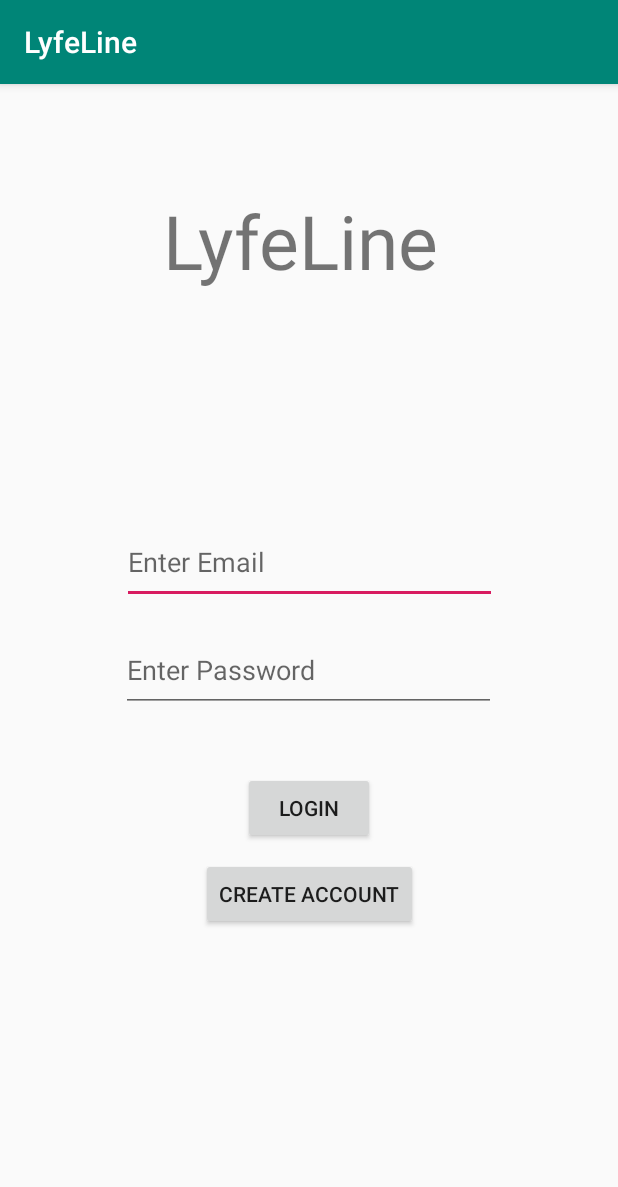
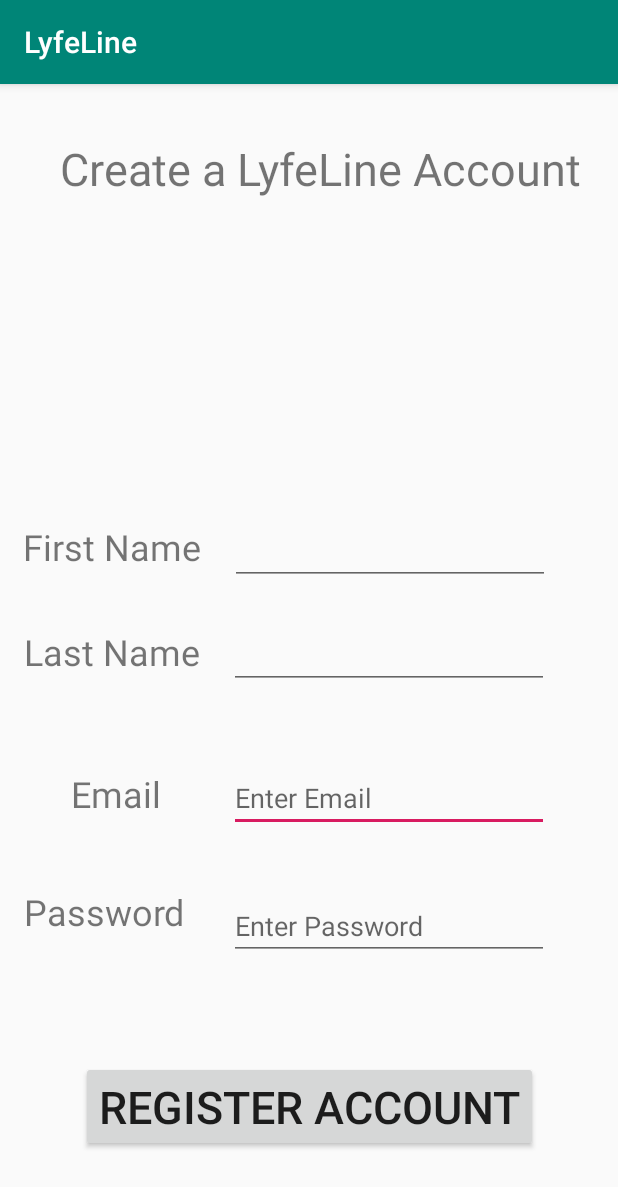
Before and after one commit to ElickC/Lyfeline, an Android app: the screen it shows after launch (MainActivity before the commit, Main2Activity after it), after a tap on "CREATE ACCOUNT", on a phone screen of 412 x 824 dp. Shown: the top 1187 px of the screen. Run offline under Robolectric (Android 15) with nearby library versions, the phone set to English and light mode, and no system bars; our stand-ins replace Firebase (no records; nobody signed in at launch, a user with empty details on screens opened directly).

Commit message:
added second activity for creating account

```diff
--- a/LyfeLine/app/build.gradle
+++ b/LyfeLine/app/build.gradle
@@ -29,4 +29,5 @@ dependencies {
     testImplementation 'junit:junit:4.12'
     androidTestImplementation 'androidx.test:runner:1.1.1'
     androidTestImplementation 'androidx.test.espresso:espresso-core:3.2.0'
+    implementation 'com.google.android.material:material:1.0.0'
 }
--- a/LyfeLine/app/src/main/AndroidManifest.xml
+++ b/LyfeLine/app/src/main/AndroidManifest.xml
@@ -9,6 +9,7 @@
         android:roundIcon="@mipmap/ic_launcher_round"
         android:supportsRtl="true"
         android:theme="@style/AppTheme">
+        <activity android:name=".Main2Activity"></activity>
         <activity android:name=".MainActivity">
             <intent-filter>
                 <action android:name="android.intent.action.MAIN" />
--- /dev/null
+++ b/LyfeLine/app/src/main/java/com/example/lyfeline/Main2Activity.java
@@ -0,0 +1,72 @@
+package com.example.lyfeline;
+
+import androidx.annotation.NonNull;
+import androidx.appcompat.app.AppCompatActivity;
+
+import android.content.Intent;
+import android.os.Bundle;
+import android.view.View;
+import android.widget.Button;
+import android.widget.EditText;
+import android.widget.Toast;
+
+import com.google.android.gms.tasks.OnCompleteListener;
+import com.google.android.gms.tasks.Task;
+import com.google.firebase.auth.AuthResult;
+import com.google.firebase.auth.FirebaseAuth;
+import com.google.firebase.auth.FirebaseUser;
+
+public class Main2Activity extends AppCompatActivity {
+    EditText emailId, passId, firstName, lastName;
+    Button registerAccount;
+    private FirebaseAuth mAuth;
+
+    @Override
+    protected void onCreate(Bundle savedInstanceState) {
+        super.onCreate(savedInstanceState);
+        setContentView(R.layout.activity_main2);
+        emailId = (EditText) findViewById(R.id.editTextEmail);
+        passId = (EditText) findViewById(R.id.editTextPass);
+        firstName = (EditText) findViewById(R.id.editTextFirst);
+        lastName = (EditText) findViewById(R.id.editTextLast);
+        registerAccount = (Button) findViewById(R.id.buttonRegister);
+        mAuth = FirebaseAuth.getInstance();
+
+        registerAccount.setOnClickListener(new View.OnClickListener() {
+            @Override
+            public void onClick(View v) {
+                if (v == registerAccount) {
+                    registerUser();
+                }
+            }
+        });
+    }
+    public void registerUser() {
+        String email = emailId.getText().toString();
+        String password = passId.getText().toString();
+        String firstN = firstName.getText().toString();
+        String lastN = lastName.getText().toString();
+
+        if ( email.matches("") ) {
+            Toast.makeText(this, "Email field is empty", Toast.LENGTH_LONG).show();
+        }
+
+        if ( password.matches("") ) {
+            Toast.makeText(this, "Password field is empty", Toast.LENGTH_LONG).show();
+        }
+        mAuth.createUserWithEmailAndPassword(email, password)
+                .addOnCompleteListener(this, new OnCompleteListener<AuthResult>() {
+                    @Override
+                    public void onComplete(@NonNull Task<AuthResult> task) {
+                        if ( task.isSuccessful() ) {
+                            FirebaseUser user = mAuth.getCurrentUser();
+                            Toast.makeText(getApplicationContext(), "account registry complete", Toast.LENGTH_LONG).show();
+                        }
+                        else {
+                            Toast.makeText(getApplicationContext(), "Couldn't create account", Toast.LENGTH_LONG).show();
+                        }
+                    }
+                });
+
+    }
+}
--- a/LyfeLine/app/src/main/java/com/example/lyfeline/MainActivity.java
+++ b/LyfeLine/app/src/main/java/com/example/lyfeline/MainActivity.java
@@ -3,9 +3,8 @@ package com.example.lyfeline;
 import androidx.annotation.NonNull;
 import androidx.appcompat.app.AppCompatActivity;
 
+import android.content.Intent;
 import android.os.Bundle;
-import android.util.Log;
-import android.view.Gravity;
 import android.view.View;
 import android.widget.Button;
 import android.widget.EditText;
@@ -29,7 +28,7 @@ public class MainActivity extends AppCompatActivity {
         buttonLogin = (Button) findViewById(R.id.buttonLogin);
         buttonCreateAcc = (Button) findViewById(R.id.buttonCreateAccount);
         emailId = (EditText) findViewById(R.id.editTextEmail);
-        passId = (EditText) findViewById(R.id.editTextPass);
+        passId = (EditText) findViewById(R.id.editTextLast);
         mAuth = FirebaseAuth.getInstance();
 
         buttonLogin.setOnClickListener(new View.OnClickListener() {
@@ -77,6 +76,10 @@ public class MainActivity extends AppCompatActivity {
     }
 
     public void registerUser() {
+
+        Intent registerAccount = new Intent(this, Main2Activity.class);
+        startActivity(registerAccount);
+
         String email = emailId.getText().toString();
         if ( email.matches("") ) {
             Toast.makeText(this, "Email field is empty", Toast.LENGTH_LONG).show();
@@ -89,7 +92,6 @@ public class MainActivity extends AppCompatActivity {
                 .addOnCompleteListener(this, new OnCompleteListener<AuthResult>() {
             @Override
             public void onComplete(@NonNull Task<AuthResult> task) {
-                Toast.makeText(getApplicationContext(), "inside oncomplete", Toast.LENGTH_LONG).show();
                 if ( task.isSuccessful() ) {
                     FirebaseUser user = mAuth.getCurrentUser();
                     Toast.makeText(getApplicationContext(), "account registry complete", Toast.LENGTH_LONG).show();
--- a/LyfeLine/app/src/main/res/layout/activity_main.xml
+++ b/LyfeLine/app/src/main/res/layout/activity_main.xml
@@ -7,13 +7,12 @@
     tools:context=".MainActivity">
 
     <TextView
-        android:layout_width="194dp"
-        android:layout_height="67dp"
-        android:layout_marginTop="52dp"
-        android:layout_marginBottom="612dp"
+        android:id="@+id/textView"
+        android:layout_width="wrap_content"
+        android:layout_height="wrap_content"
+        android:layout_marginTop="92dp"
         android:text="@string/lyfeline"
         android:textSize="50sp"
-        app:layout_constraintBottom_toBottomOf="parent"
         app:layout_constraintEnd_toEndOf="parent"
         app:layout_constraintHorizontal_bias="0.497"
         app:layout_constraintStart_toStartOf="parent"
@@ -23,68 +22,47 @@
         android:id="@+id/buttonCreateAccount"
         android:layout_width="wrap_content"
         android:layout_height="wrap_content"
-        android:layout_marginStart="133dp"
-        android:layout_marginLeft="133dp"
-        android:layout_marginTop="497dp"
-        android:layout_marginEnd="133dp"
-        android:layout_marginRight="133dp"
-        android:layout_marginBottom="186dp"
+        android:layout_marginStart="28dp"
+        android:layout_marginLeft="28dp"
+        android:layout_marginBottom="24dp"
         android:text="@string/create_account"
         app:layout_constraintBottom_toBottomOf="parent"
-        app:layout_constraintEnd_toEndOf="parent"
-        app:layout_constraintStart_toStartOf="parent"
-        app:layout_constraintTop_toTopOf="parent" />
+        app:layout_constraintStart_toStartOf="parent" />
 
     <EditText
         android:id="@+id/editTextEmail"
-        android:layout_width="250dp"
-        android:layout_height="56dp"
-        android:layout_marginStart="81dp"
-        android:layout_marginLeft="81dp"
-        android:layout_marginTop="272dp"
-        android:layout_marginEnd="80dp"
-        android:layout_marginRight="80dp"
-        android:layout_marginBottom="403dp"
+        android:layout_width="wrap_content"
+        android:layout_height="wrap_content"
+        android:layout_marginStart="80dp"
+        android:layout_marginLeft="80dp"
+        android:layout_marginTop="95dp"
         android:autofillHints=""
         android:ems="10"
         android:hint="@string/enter_email"
         android:inputType="textEmailAddress"
-        app:layout_constraintBottom_toBottomOf="parent"
-        app:layout_constraintEnd_toEndOf="parent"
-        app:layout_constraintHorizontal_bias="0.0"
         app:layout_constraintStart_toStartOf="parent"
-        app:layout_constraintTop_toTopOf="parent" />
+        app:layout_constraintTop_toBottomOf="@+id/textView" />
 
     <EditText
-        android:id="@+id/editTextPass"
-        android:layout_width="250dp"
-        android:layout_height="56dp"
-        android:layout_marginTop="344dp"
-        android:layout_marginBottom="331dp"
+        android:id="@+id/editTextLast"
+        android:layout_width="wrap_content"
+        android:layout_height="wrap_content"
+        android:layout_marginTop="34dp"
         android:autofillHints=""
         android:ems="10"
         android:hint="@string/enter_password"
         android:inputType="textPassword"
-        app:layout_constraintBottom_toBottomOf="parent"
-        app:layout_constraintEnd_toEndOf="parent"
-        app:layout_constraintHorizontal_bias="0.496"
-        app:layout_constraintStart_toStartOf="parent"
-        app:layout_constraintTop_toTopOf="parent" />
+        app:layout_constraintStart_toStartOf="@+id/editTextEmail"
+        app:layout_constraintTop_toBottomOf="@+id/editTextEmail" />
 
     <Button
         android:id="@+id/buttonLogin"
         android:layout_width="wrap_content"
         android:layout_height="wrap_content"
-        android:layout_marginStart="161dp"
-        android:layout_marginLeft="161dp"
-        android:layout_marginTop="440dp"
-        android:layout_marginEnd="162dp"
-        android:layout_marginRight="162dp"
-        android:layout_marginBottom="243dp"
+        android:layout_marginTop="53dp"
         android:text="@string/login"
-        app:layout_constraintBottom_toBottomOf="parent"
         app:layout_constraintEnd_toEndOf="parent"
         app:layout_constraintStart_toStartOf="parent"
-        app:layout_constraintTop_toTopOf="parent" />
+        app:layout_constraintTop_toBottomOf="@+id/editTextLast" />
 
 </androidx.constraintlayout.widget.ConstraintLayout>
--- /dev/null
+++ b/LyfeLine/app/src/main/res/layout/activity_main2.xml
@@ -0,0 +1,136 @@
+<?xml version="1.0" encoding="utf-8"?>
+<androidx.constraintlayout.widget.ConstraintLayout xmlns:android="http://schemas.android.com/apk/res/android"
+    xmlns:app="http://schemas.android.com/apk/res-auto"
+    xmlns:tools="http://schemas.android.com/tools"
+    android:layout_width="match_parent"
+    android:layout_height="match_parent"
+    tools:context=".Main2Activity">
+
+    <EditText
+        android:id="@+id/editTextEmail"
+        android:layout_width="wrap_content"
+        android:layout_height="wrap_content"
+        android:layout_marginEnd="6dp"
+        android:layout_marginRight="6dp"
+        android:layout_marginBottom="40dp"
+        android:ems="10"
+        android:hint="@string/enter_email"
+        android:inputType="textEmailAddress"
+        app:layout_constraintBottom_toTopOf="@+id/editTextPass"
+        app:layout_constraintEnd_toEndOf="parent"
+        app:layout_constraintStart_toEndOf="@+id/textViewEmail" />
+
+    <EditText
+        android:id="@+id/editTextPass"
+        android:layout_width="wrap_content"
+        android:layout_height="wrap_content"
+        android:layout_marginEnd="30dp"
+        android:layout_marginRight="30dp"
+        android:layout_marginBottom="184dp"
+        android:ems="10"
+        android:hint="@string/enter_password"
+        android:inputType="textPassword"
+        app:layout_constraintBottom_toBottomOf="parent"
+        app:layout_constraintEnd_toEndOf="parent"
+        app:layout_constraintStart_toEndOf="@+id/textViewPassword" />
+
+    <TextView
+        android:id="@+id/textViewCreateAccount"
+        android:layout_width="wrap_content"
+        android:layout_height="wrap_content"
+        android:layout_marginStart="40dp"
+        android:layout_marginLeft="40dp"
+        android:layout_marginTop="36dp"
+        android:text="Create a LyfeLine Account"
+        android:textSize="30sp"
+        app:layout_constraintStart_toStartOf="parent"
+        app:layout_constraintTop_toTopOf="parent" />
+
+    <TextView
+        android:id="@+id/textViewFirstName"
+        android:layout_width="wrap_content"
+        android:layout_height="wrap_content"
+        android:layout_marginEnd="3dp"
+        android:layout_marginRight="3dp"
+        android:text="First Name"
+        android:textSize="24sp"
+        app:layout_constraintBaseline_toBaselineOf="@+id/editTextFirst"
+        app:layout_constraintEnd_toStartOf="@+id/editTextFirst"
+        app:layout_constraintStart_toStartOf="parent" />
+
+    <EditText
+        android:id="@+id/editTextFirst"
+        android:layout_width="wrap_content"
+        android:layout_height="wrap_content"
+        android:layout_marginEnd="30dp"
+        android:layout_marginRight="30dp"
+        android:layout_marginBottom="28dp"
+        android:ems="10"
+        android:inputType="textPersonName"
+        app:layout_constraintBottom_toTopOf="@+id/textViewLastName"
+        app:layout_constraintEnd_toEndOf="parent"
+        app:layout_constraintStart_toEndOf="@+id/textViewFirstName" />
+
+    <TextView
+        android:id="@+id/textViewLastName"
+        android:layout_width="wrap_content"
+        android:layout_height="wrap_content"
+        android:layout_marginEnd="4dp"
+        android:layout_marginRight="4dp"
+        android:layout_marginBottom="62dp"
+        android:text="Last Name"
+        android:textSize="24sp"
+        app:layout_constraintBottom_toTopOf="@+id/textViewEmail"
+        app:layout_constraintEnd_toStartOf="@+id/editTextLast"
+        app:layout_constraintStart_toStartOf="parent" />
+
+    <EditText
+        android:id="@+id/editTextLast"
+        android:layout_width="wrap_content"
+        android:layout_height="wrap_content"
+        android:layout_marginTop="24dp"
+        android:layout_marginEnd="30dp"
+        android:layout_marginRight="30dp"
+        android:ems="10"
+        android:inputType="textPersonName"
+        app:layout_constraintEnd_toEndOf="parent"
+        app:layout_constraintStart_toEndOf="@+id/textViewLastName"
+        app:layout_constraintTop_toBottomOf="@+id/editTextFirst" />
+
+    <TextView
+        android:id="@+id/textViewEmail"
+        android:layout_width="wrap_content"
+        android:layout_height="wrap_content"
+        android:layout_marginStart="7dp"
+        android:layout_marginLeft="7dp"
+        android:text="Email "
+        android:textSize="24sp"
+        app:layout_constraintBaseline_toBaselineOf="@+id/editTextEmail"
+        app:layout_constraintEnd_toStartOf="@+id/editTextEmail"
+        app:layout_constraintStart_toStartOf="parent" />
+
+    <TextView
+        android:id="@+id/textViewPassword"
+        android:layout_width="wrap_content"
+        android:layout_height="wrap_content"
+        android:layout_marginEnd="8dp"
+        android:layout_marginRight="8dp"
+        android:layout_marginBottom="200dp"
+        android:text="Password "
+        android:textSize="24sp"
+        app:layout_constraintBottom_toBottomOf="parent"
+        app:layout_constraintEnd_toStartOf="@+id/editTextPass"
+        app:layout_constraintStart_toStartOf="parent" />
+
+    <Button
+        android:id="@+id/buttonRegister"
+        android:layout_width="wrap_content"
+        android:layout_height="wrap_content"
+        android:layout_marginBottom="56dp"
+        android:text="Register Account"
+        android:textSize="30sp"
+        app:layout_constraintBottom_toBottomOf="parent"
+        app:layout_constraintEnd_toEndOf="parent"
+        app:layout_constraintStart_toStartOf="parent" />
+
+</androidx.constraintlayout.widget.ConstraintLayout>
```
